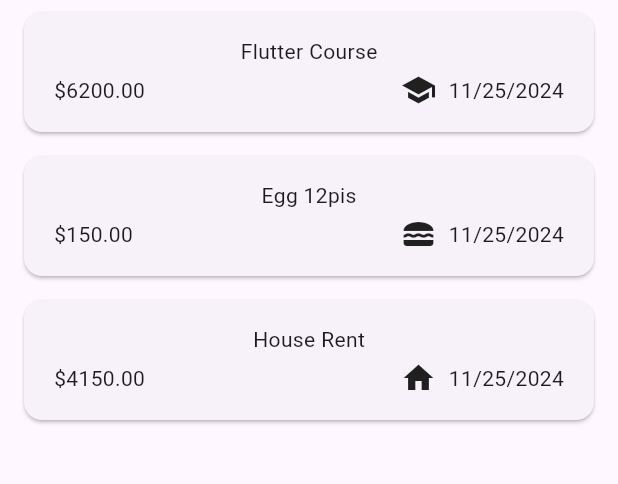
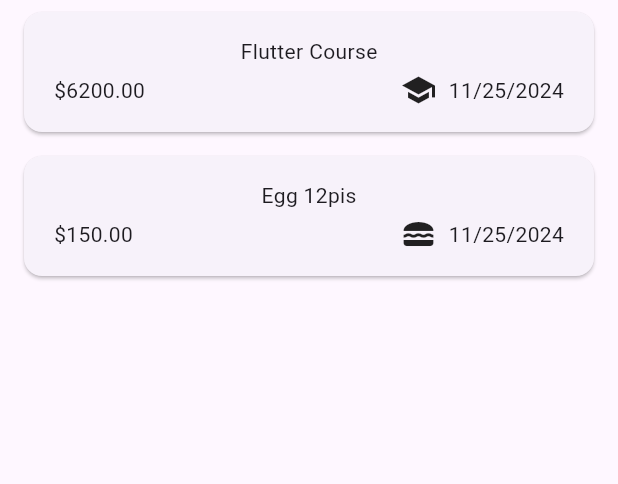
Before and after one commit to Uthoai/Flutter-Course-Project03-ExpenseTracker, a Flutter app: the screen it shows after launch, on a phone screen of 412 x 824 dp, the part 114-598 px from its top. Run offline on Flutter 3.47's test engine with Material 3 defaults, Android fonts, the phone set to English and light mode, and no system bars.

Commit message:
removeExpense

```diff
--- a/lib/widget/expenses.dart
+++ b/lib/widget/expenses.dart
@@ -23,24 +23,26 @@ class _ExpensesState extends State<Expenses> {
         title: 'Egg 12pis',
         amount: 150.00,
         date: DateTime.now(),
-        category: Category.food),
-    Expense(
-        title: 'House Rent',
-        amount: 4150.00,
-        date: DateTime.now(),
-        category: Category.rent)
+        category: Category.food)
   ];
 
-  void _openAddExpensesOverlay(){
+  void _openAddExpensesOverlay() {
     showModalBottomSheet(
         context: context,
-        builder: (ctx)=> NewExpense(onAddExpense: _addExpense),
+        builder: (ctx) => NewExpense(onAddExpense: _addExpense),
+        isScrollControlled: true
     );
   }
 
-  void _addExpense(Expense expense){
+  void _addExpense(Expense expense) {
     setState(() {
       _registerExpenses.add(expense);
+    });
+  }
+
+  void removeExpense(Expense expense){
+    setState(() {
+      _registerExpenses.remove(expense);
     });
   }
 
@@ -66,7 +68,7 @@ class _ExpensesState extends State<Expenses> {
         body: Column(
           children: [
             Text("The Chart"),
-        Expanded(child: ExpensesList(expense: _registerExpenses))
+            Expanded(child: ExpensesList(expense: _registerExpenses,onRemoveExpense: removeExpense,))
           ],
         ));
   }
--- a/lib/widget/expenses_list/expenses_list.dart
+++ b/lib/widget/expenses_list/expenses_list.dart
@@ -3,14 +3,22 @@ import 'package:flutter_course_project03_expense_tracker/widget/expenses_list/ex
 import '../../model/expense.dart';
 
 class ExpensesList extends StatelessWidget {
-  const ExpensesList({super.key, required this.expense});
+  const ExpensesList({super.key, required this.expense, required this.onRemoveExpense});
 
   final List<Expense> expense;
+  final void Function(Expense expense) onRemoveExpense;
 
   @override
   Widget build(BuildContext context) {
     return ListView.builder(
         itemCount: expense.length,
-        itemBuilder: (context, index) => ExpensesItem(expense[index]));
+        itemBuilder: (context, index) =>
+            Dismissible(
+                key: ValueKey(expense[index]),
+                onDismissed: (direction){
+                  onRemoveExpense(expense[index]);
+                },
+                child: ExpensesItem(expense[index]))
+    );
   }
 }
--- a/lib/widget/new_expense.dart
+++ b/lib/widget/new_expense.dart
@@ -68,12 +68,13 @@ class _NewExpense extends State<NewExpense> {
           date: _selectedDate!,
           category: _selectedCategory));
     }
+    Navigator.pop(context);
   }
 
   @override
   Widget build(BuildContext context) {
     return Padding(
-      padding: const EdgeInsets.all(20),
+      padding: const EdgeInsets.fromLTRB(16, 48, 16, 16),
       child: Column(
         crossAxisAlignment: CrossAxisAlignment.start,
         children: [
@@ -88,7 +89,7 @@ class _NewExpense extends State<NewExpense> {
             decoration: const InputDecoration(
                 label: Text("Title", style: TextStyle(color: Colors.blue))),
           ),
-          //amount , date picker
+          //amount, date picker
           Row(
             children: [
               Expanded(
```
Lines whose indentation alone changed are shown as unchanged.
